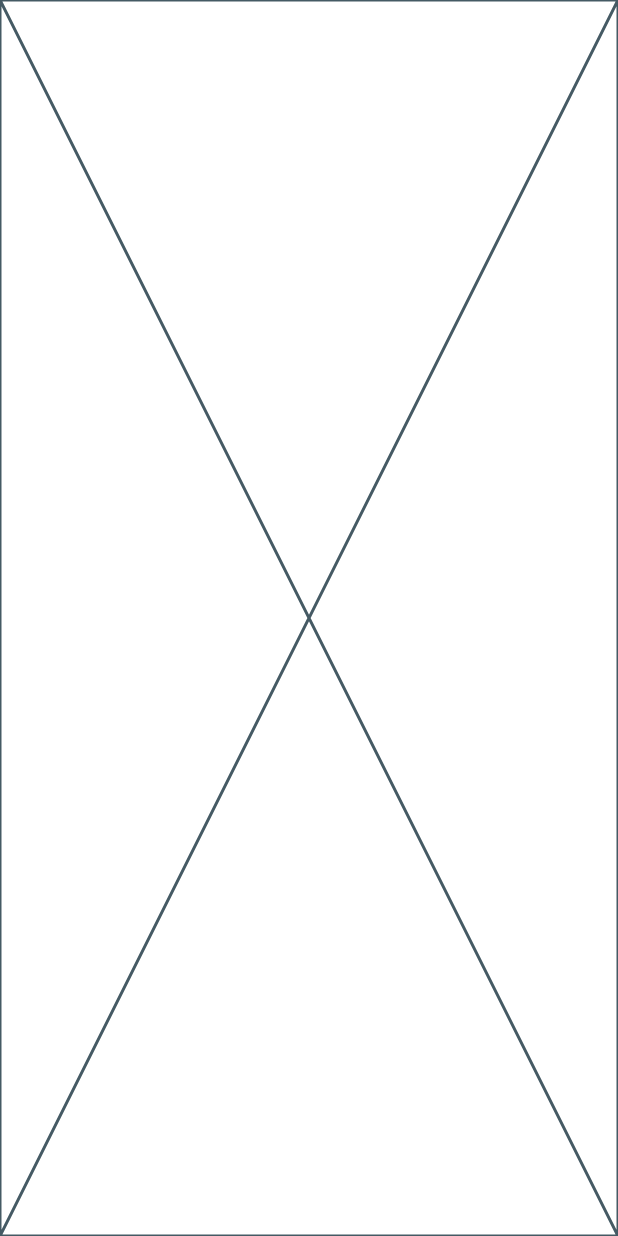
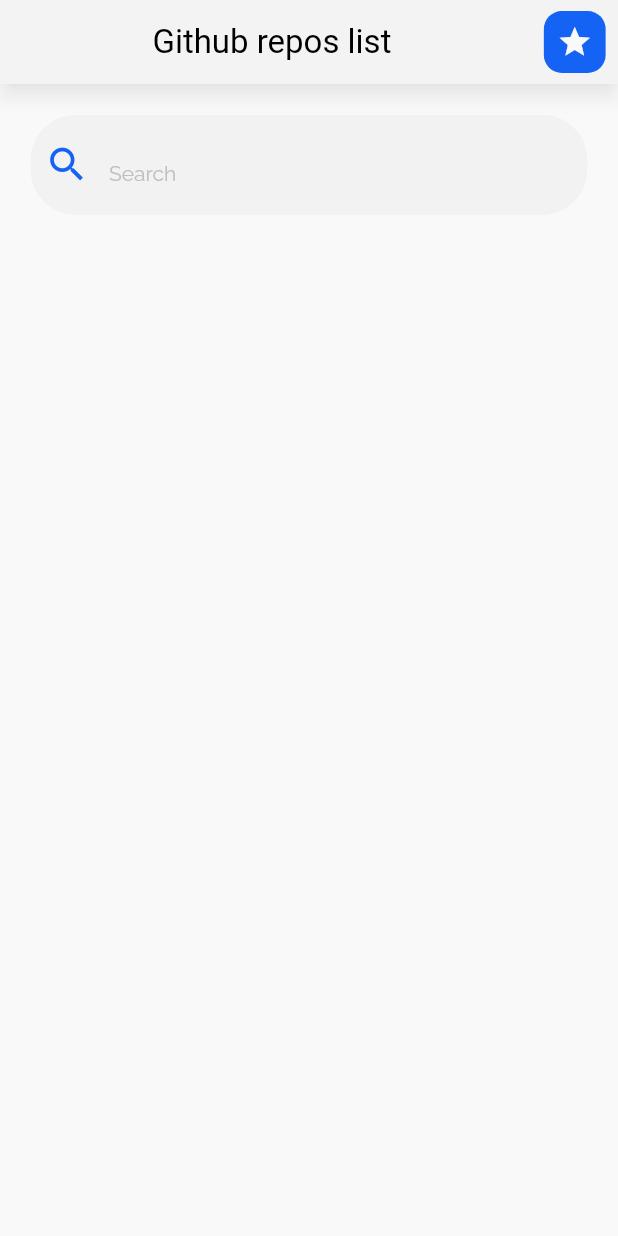
Before and after one commit to KaterinaOsipenko/github_flutter_app, a Flutter app: the screen it shows after launch, on a phone screen of 412 x 824 dp. Run offline on Flutter 3.47's test engine with Material 2 defaults, Android fonts, the phone set to English and light mode, and no system bars; our stand-ins replace auto_route, dio, flutter_riverpod, google_fonts.

Commit message:
create search field

```diff
--- a/lib/config/router/app_route.dart
+++ b/lib/config/router/app_route.dart
@@ -1,6 +1,6 @@
 import 'package:auto_route/auto_route.dart';
 
-import 'package:github_search_app/home_screen.dart';
+import 'package:github_search_app/presentation/screens/home_screen.dart';
 
 @AdaptiveAutoRouter(
   routes: <AutoRoute>[
--- a/lib/config/themes/app_themes.dart
+++ b/lib/config/themes/app_themes.dart
@@ -4,6 +4,7 @@ import 'package:google_fonts/google_fonts.dart';
 abstract class AppTheme {
   static ThemeData get light {
     return ThemeData(
+      useMaterial3: true,
       colorScheme: const ColorScheme.light(
         primary: Color.fromRGBO(20, 99, 245, 1),
         onPrimary: Color.fromRGBO(33, 24, 20, 1),
@@ -28,6 +29,27 @@ abstract class AppTheme {
           ),
         ),
       ),
+      iconTheme: const IconThemeData(
+        color: Color.fromRGBO(20, 99, 245, 1),
+      ),
+      scaffoldBackgroundColor: const Color.fromRGBO(249, 249, 249, 1),
+      inputDecorationTheme: InputDecorationTheme(
+        prefixIconColor: const Color.fromRGBO(20, 99, 245, 1),
+        enabledBorder: OutlineInputBorder(
+          borderSide: const BorderSide(color: Color.fromRGBO(242, 242, 242, 1)),
+          borderRadius: BorderRadius.circular(30),
+        ),
+        disabledBorder: OutlineInputBorder(
+          borderSide: const BorderSide(color: Color.fromRGBO(242, 242, 242, 1)),
+          borderRadius: BorderRadius.circular(30),
+        ),
+        focusedBorder: OutlineInputBorder(
+          borderSide: const BorderSide(color: Color.fromRGBO(20, 99, 245, 1)),
+          borderRadius: BorderRadius.circular(30),
+        ),
+        fillColor: const Color.fromRGBO(242, 242, 242, 1),
+        filled: true,
+      ),
     );
   }
 }
--- /dev/null
+++ b/lib/domain/repositories/api_repository.dart
@@ -0,0 +1,6 @@
+import 'package:github_search_app/domain/models/repository.dart';
+
+abstract class ApiRepository {
+  Future<List<Repository>> getRepos(
+      {required String searchValue, required int pageValue});
+}
--- a/lib/home_screen.dart
+++ /dev/null
@@ -1,15 +0,0 @@
-import 'package:flutter/material.dart';
-
-class HomeScreen extends StatefulWidget {
-  const HomeScreen({super.key});
-
-  @override
-  State<HomeScreen> createState() => _HomeScreenState();
-}
-
-class _HomeScreenState extends State<HomeScreen> {
-  @override
-  Widget build(BuildContext context) {
-    return const Placeholder();
-  }
-}
--- a/lib/main.dart
+++ b/lib/main.dart
@@ -1,6 +1,7 @@
 import 'package:flutter/material.dart';
 import 'package:flutter_riverpod/flutter_riverpod.dart';
 import 'package:github_search_app/config/router/app_route.gr.dart';
+import 'package:github_search_app/config/themes/app_themes.dart';
 
 void main() {
   runApp(ProviderScope(
@@ -15,6 +16,7 @@ class MyApp extends StatelessWidget {
   @override
   Widget build(BuildContext context) {
     return MaterialApp.router(
+      theme: AppTheme.light,
       routerDelegate: appRouter.delegate(),
       debugShowCheckedModeBanner: false,
       routeInformationParser: appRouter.defaultRouteParser(),
--- /dev/null
+++ b/lib/presentation/providers/search_name.dart
@@ -0,0 +1,3 @@
+import 'package:flutter_riverpod/flutter_riverpod.dart';
+
+final searchNameProvider = StateProvider<String>((ref) => '');
--- /dev/null
+++ b/lib/presentation/screens/home_screen.dart
@@ -0,0 +1,49 @@
+import 'package:flutter/material.dart';
+import 'package:github_search_app/presentation/widgets/search_widget.dart';
+
+import 'package:github_search_app/utils/constants.dart';
+
+class HomeScreen extends StatefulWidget {
+  const HomeScreen({super.key});
+
+  @override
+  State<HomeScreen> createState() => _HomeScreenState();
+}
+
+class _HomeScreenState extends State<HomeScreen> {
+  @override
+  Widget build(BuildContext context) {
+    final mediaQuery = MediaQuery.of(context);
+    return Scaffold(
+      appBar: AppBar(
+        elevation: 5,
+        surfaceTintColor: Theme.of(context).colorScheme.background,
+        foregroundColor: Theme.of(context).colorScheme.onSecondary,
+        shadowColor: const Color.fromRGBO(0, 0, 0, 0.33),
+        title: const Center(child: Text(titleAppBar)),
+        actions: [
+          Container(
+            margin: EdgeInsets.only(
+              right: mediaQuery.size.width * 0.02,
+            ),
+            width: mediaQuery.size.width * 0.1,
+            height: mediaQuery.size.height * 0.05,
+            decoration: BoxDecoration(
+              color: Theme.of(context).colorScheme.primary,
+              borderRadius: BorderRadius.circular(12),
+            ),
+            child: IconButton(
+              onPressed: () {},
+              icon: Icon(Icons.star,
+                  color: Theme.of(context).colorScheme.background),
+            ),
+          ),
+        ],
+      ),
+      body: SafeArea(
+          child: Container(
+        child: Column(children: [SearchWidget()]),
+      )),
+    );
+  }
+}
--- /dev/null
+++ b/lib/presentation/widgets/search_widget.dart
@@ -0,0 +1,62 @@
+import 'package:flutter/material.dart';
+import 'package:flutter_riverpod/flutter_riverpod.dart';
+import 'package:github_search_app/presentation/providers/search_name.dart';
+
+class SearchWidget extends ConsumerStatefulWidget {
+  const SearchWidget({super.key});
+
+  @override
+  ConsumerState<SearchWidget> createState() => _SearchWidgetState();
+}
+
+class _SearchWidgetState extends ConsumerState<SearchWidget> {
+  final _searchController = TextEditingController();
+
+  @override
+  void dispose() {
+    _searchController.dispose();
+    super.dispose();
+  }
+
+  void clearSearchField() {
+    _searchController.clear();
+    ref.read(searchNameProvider.notifier).state = _searchController.text;
+  }
+
+  @override
+  Widget build(BuildContext context) {
+    final mediaQuery = MediaQuery.of(context);
+    return Center(
+      child: Container(
+        margin: EdgeInsets.only(
+          top: mediaQuery.size.height * 0.025,
+          bottom: mediaQuery.size.height * 0.025,
+        ),
+        width: mediaQuery.size.width * 0.9,
+        child: TextFormField(
+          controller: _searchController,
+          decoration: InputDecoration(
+            suffix: IconButton(
+              visualDensity: const VisualDensity(vertical: -4),
+              onPressed: clearSearchField,
+              icon: const Icon(
+                Icons.cancel_outlined,
+              ),
+            ),
+            prefixIcon: const Icon(
+              Icons.search,
+              size: 30,
+            ),
+            hintText: 'Search',
+            hintStyle: Theme.of(context)
+                .textTheme
+                .bodyMedium!
+                .copyWith(color: Theme.of(context).colorScheme.onSurface),
+          ),
+          onChanged: (value) =>
+              ref.read(searchNameProvider.notifier).state = value,
+        ),
+      ),
+    );
+  }
+}
--- a/lib/utils/constants.dart
+++ b/lib/utils/constants.dart
@@ -1,5 +1,9 @@
 /// API
 const String baseUrl = 'https://api.github.com';
+const String searchInput = 'q';
+const String perPage = 'per_page';
+const int perPageItems = 15;
+const String page = 'page';
 
 /// App
-const String title = 'Github repos list';
+const String titleAppBar = 'Github repos list';
--- a/pubspec.yaml
+++ b/pubspec.yaml
@@ -16,6 +16,7 @@ dependencies:
   cupertino_icons: ^1.0.2
   auto_route: ^5.0.4
   google_fonts: ^4.0.4
+  dio: ^5.1.2
 
 
 
```
Also changed, not shown: lib/data/api_repository_impl.dart (added, +35 -0 lines), lib/domain/models/repository.dart (added, +18 -0 lines), lib/presentation/providers/get_repos.dart (added, +10 -0 lines), lib/config/router/app_route.gr.dart, pubspec.lock, 1 other file.
